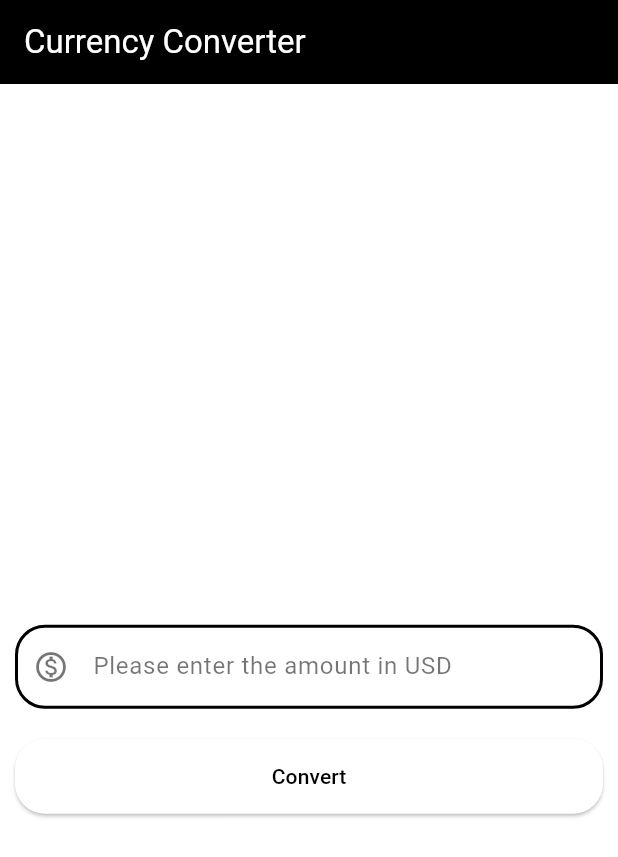
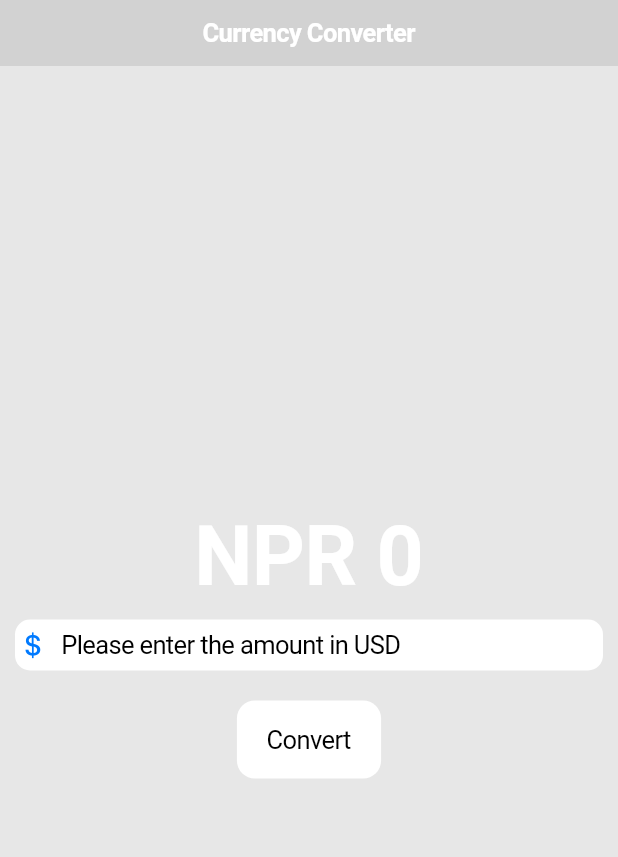
Before and after one commit to ashishbhusal1/Flutter, a Flutter app: the screen it shows after launch, on a phone screen of 412 x 824 dp. Shown: the top 857 px of the screen. Run offline on Flutter 3.47's test engine with Material 3 defaults, Android fonts, the light colour scheme and no system bars.

Commit message:
cupertino design

```diff
--- /dev/null
+++ b/currency_converter/lib/currency_converter_cupertino_page.dart
@@ -0,0 +1,74 @@
+import 'package:flutter/cupertino.dart';
+
+class CurrencyConverterCupertinoPage extends StatefulWidget {
+  const CurrencyConverterCupertinoPage({super.key});
+
+  @override
+  State<CurrencyConverterCupertinoPage> createState() =>
+      _CurrencyConverterCupertinoPageState();
+}
+
+class _CurrencyConverterCupertinoPageState
+    extends State<CurrencyConverterCupertinoPage> {
+  double result = 0;
+  final TextEditingController textEditingController = TextEditingController();
+
+  @override
+  Widget build(BuildContext context) {
+    return CupertinoPageScaffold(
+      backgroundColor: const Color.fromRGBO(0, 0, 0, 0),
+      navigationBar: const CupertinoNavigationBar(
+        backgroundColor: CupertinoColors.black,
+        middle: Text(
+          'Currency Converter',
+          style: TextStyle(color: CupertinoColors.white),
+        ),
+      ),
+      child: Center(
+        child: Column(
+          mainAxisAlignment: MainAxisAlignment.center,
+          children: [
+            Text(
+              'NPR ${result != 0 ? result.toStringAsFixed(2) : result.toStringAsFixed(0)}',
+              style: const TextStyle(
+                  fontSize: 55,
+                  fontWeight: FontWeight.bold,
+                  color: Color.fromARGB(255, 255, 255, 255)),
+            ),
+            Container(
+              padding: const EdgeInsets.all(10),
+              child: CupertinoTextField(
+                controller: textEditingController,
+                style: const TextStyle(color: CupertinoColors.black),
+                decoration: BoxDecoration(
+                    color: CupertinoColors.white,
+                    borderRadius: BorderRadius.circular(10)),
+                placeholder: 'Please enter the amount in USD',
+                placeholderStyle: const TextStyle(color: CupertinoColors.black),
+                prefix: const Icon(CupertinoIcons.money_dollar),
+                keyboardType: const TextInputType.numberWithOptions(
+                  decimal: true,
+                ),
+              ),
+            ),
+            Padding(
+              padding: const EdgeInsets.all(10),
+              child: CupertinoButton(
+                onPressed: () {
+                  setState(() {
+                    result = double.parse(textEditingController.text) * 130;
+                  });
+                },
+                color: CupertinoColors.white,
+                child: const Text(
+                  'Convert',
+                  style: TextStyle(color: CupertinoColors.black),
+                ),
+              ),
+            ),
+          ],
+        ),
+      ),
+    );
+  }
+}
--- a/currency_converter/lib/main.dart
+++ b/currency_converter/lib/main.dart
@@ -1,8 +1,10 @@
+import 'package:currency_converter/currency_converter_cupertino_page.dart';
 import 'package:currency_converter/currency_converter_material_page.dart';
+import 'package:flutter/cupertino.dart';
 import 'package:flutter/material.dart';
 
 void main() {
-  runApp(const MyApp());
+  runApp(const MyCupertinoApp());
 }
 
 class MyApp extends StatelessWidget {
@@ -12,3 +14,12 @@
     return const MaterialApp(home: CurrencyConverterMaterialPage());
   }
 }
+
+class MyCupertinoApp extends StatelessWidget {
+  const MyCupertinoApp({super.key});
+
+  @override
+  Widget build(BuildContext context) {
+    return const CupertinoApp(home: CurrencyConverterCupertinoPage());
+  }
+}
```
